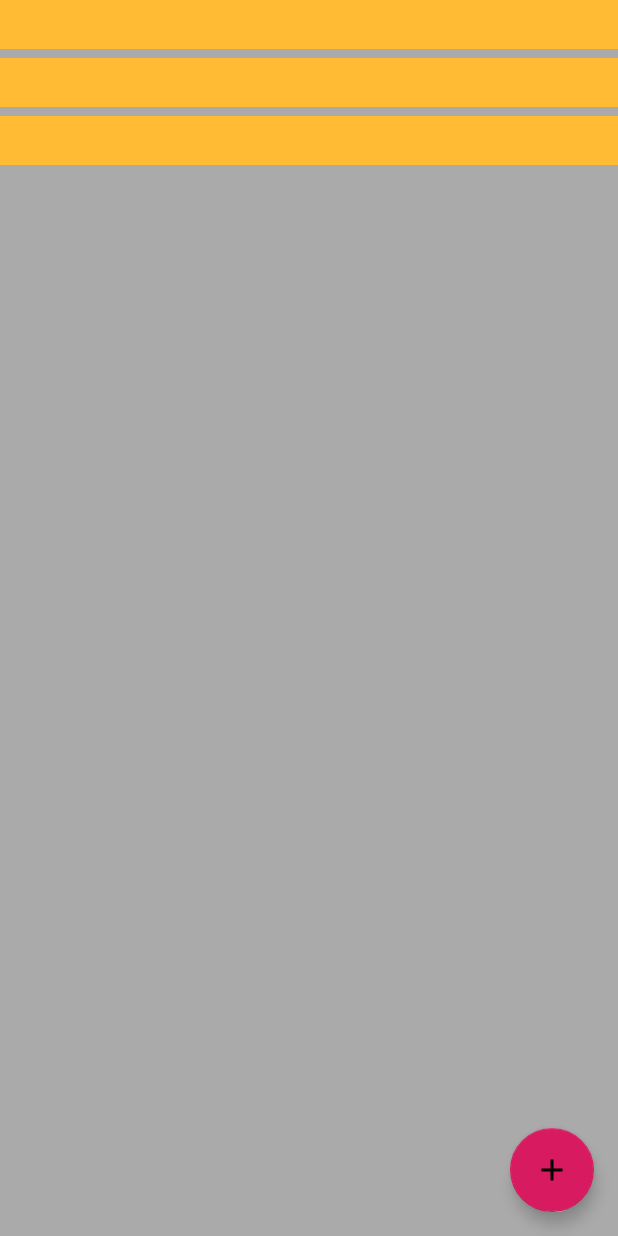
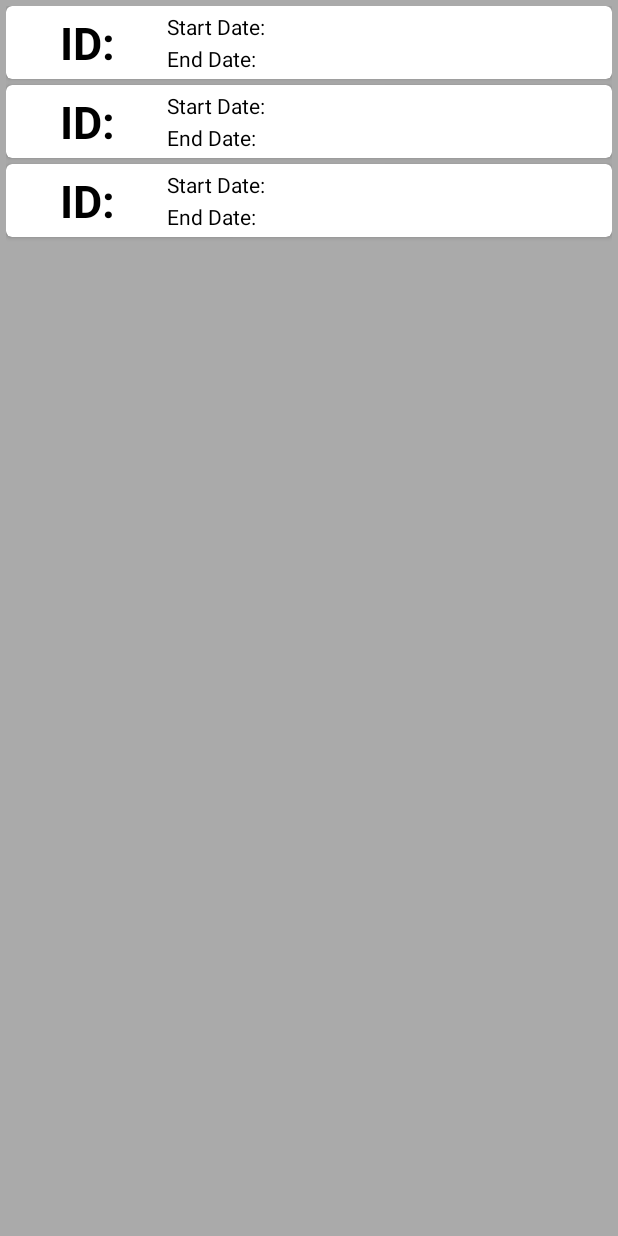
Before and after one commit to wojtololog/bicycle-counter-test, an Android app: the layout activity_trips.xml on its own in the app's theme, with its tools: preview values and no code run, on a phone screen of 412 x 824 dp. Run offline under Robolectric (Android 15) with nearby library versions, the phone set to English and light mode, and no system bars.

Commit message:
New layout for trips viewholder; now it displays position instead of id from db

```diff
--- a/app/src/main/java/com/intern/wlacheta/testapp/activities/adapters/TripsListAdapter.java
+++ b/app/src/main/java/com/intern/wlacheta/testapp/activities/adapters/TripsListAdapter.java
@@ -14,14 +14,19 @@ import com.intern.wlacheta.testapp.database.utils.DateConverter;
 import java.util.List;
 
 public class TripsListAdapter extends RecyclerView.Adapter<TripsListAdapter.TripsViewHolder>  {
-    private String tripItemInfo = "ID: %d  StartDate: %s";
+    private final String startTripDate = "Start date: %s";
+    private final String endTripDate = "End date: %s";
 
     class TripsViewHolder extends RecyclerView.ViewHolder {
-        private final TextView tripItemView;
+        private final TextView tripIDItemView;
+        private final TextView tripStartDateView;
+        private final TextView tripEndDateView;
 
         private TripsViewHolder(View itemView) {
             super(itemView);
-            tripItemView = itemView.findViewById(R.id.textView);
+            tripIDItemView = itemView.findViewById(R.id.tripID);
+            tripStartDateView = itemView.findViewById(R.id.startTripDate);
+            tripEndDateView = itemView.findViewById(R.id.endTripDate);
         }
     }
 
@@ -42,10 +47,12 @@ public class TripsListAdapter extends RecyclerView.Adapter<TripsListAdapter.Trip
     public void onBindViewHolder(TripsViewHolder holder, int position) {
         if (trips != null) {
             Trip currentTrip = trips.get(position);
-            holder.tripItemView.setText(String.format(tripItemInfo,currentTrip.getId(),DateConverter.fromTimeStampToString(currentTrip.getStartTripTimestamp())));
+            holder.tripIDItemView.setText(String.valueOf(position + 1));
+            holder.tripStartDateView.setText(String.format(startTripDate,DateConverter.fromTimeStampToString(currentTrip.getStartTripTimestamp())));
+            holder.tripEndDateView.setText(String.format(endTripDate,DateConverter.fromTimeStampToString(currentTrip.getEndTripTimestamp())));
         } else {
             // Covers the case of data not being ready yet.
-            holder.tripItemView.setText("No ModelTrip");
+            holder.tripIDItemView.setText("No ModelTrip");
         }
     }
 
--- a/app/src/main/java/com/intern/wlacheta/testapp/activities/adapters/WordListAdapter.java
+++ b/app/src/main/java/com/intern/wlacheta/testapp/activities/adapters/WordListAdapter.java
@@ -19,7 +19,7 @@ public class WordListAdapter extends RecyclerView.Adapter<WordListAdapter.WordVi
 
         private WordViewHolder(View itemView) {
             super(itemView);
-            wordItemView = itemView.findViewById(R.id.textView);
+            wordItemView = itemView.findViewById(R.id.tripID);
         }
     }
 
--- a/app/src/main/java/com/intern/wlacheta/testapp/database/dao/TripDao.java
+++ b/app/src/main/java/com/intern/wlacheta/testapp/database/dao/TripDao.java
@@ -21,7 +21,7 @@ public interface TripDao {
     @Query("DELETE FROM trips")
     void deleteAll();
 
-    @Query("SELECT * FROM trips ORDER BY start_date_timestamp asc")
+    @Query("SELECT * FROM trips ORDER BY start_date_timestamp desc")
     LiveData<List<Trip>> getAllTrips();
 
     @Query("SELECT * FROM trips WHERE start_date=:pickedDate")
--- a/app/src/main/res/layout/activity_trips.xml
+++ b/app/src/main/res/layout/activity_trips.xml
@@ -1,25 +1,16 @@
 <?xml version="1.0" encoding="utf-8"?>
-<android.support.design.widget.CoordinatorLayout xmlns:android="http://schemas.android.com/apk/res/android"
+<RelativeLayout xmlns:android="http://schemas.android.com/apk/res/android"
     android:layout_width="match_parent"
     android:layout_height="match_parent"
     xmlns:tools="http://schemas.android.com/tools">
 
     <android.support.v7.widget.RecyclerView
         android:id="@+id/recycler_view"
+        android:padding="4dp"
         android:layout_width="match_parent"
         android:layout_height="match_parent"
+        android:scrollbars="vertical"
         android:background="@android:color/darker_gray"
         tools:listitem="@layout/recyclerview_item" />
 
-    <android.support.design.widget.FloatingActionButton
-        android:id="@+id/addToDB"
-        android:layout_width="wrap_content"
-        android:layout_height="wrap_content"
-        android:layout_gravity="end|bottom"
-        android:layout_alignParentBottom="true"
-        android:layout_alignParentEnd="true"
-        android:layout_alignParentRight="true"
-        android:src="@drawable/ic_add_black_24dp"
-        android:layout_margin="16dp"/>
-
-</android.support.design.widget.CoordinatorLayout>
+</RelativeLayout>
--- a/app/src/main/res/layout/recyclerview_item.xml
+++ b/app/src/main/res/layout/recyclerview_item.xml
@@ -1,12 +1,60 @@
 <?xml version="1.0" encoding="utf-8"?>
-<LinearLayout xmlns:android="http://schemas.android.com/apk/res/android"
-    android:orientation="vertical" android:layout_width="match_parent"
-    android:layout_height="wrap_content">
+<android.support.v7.widget.CardView xmlns:android="http://schemas.android.com/apk/res/android"
+    xmlns:app="http://schemas.android.com/apk/res-auto"
+    android:orientation="vertical"
+    android:layout_width="match_parent"
+    android:layout_height="wrap_content"
+    app:cardCornerRadius="4dp"
+    android:layout_marginBottom="4dp">
 
-    <TextView
-        android:id="@+id/textView"
-        style="@style/word_title"
+    <RelativeLayout
         android:layout_width="match_parent"
-        android:layout_height="wrap_content"
-        android:background="@android:color/holo_orange_light" />
-</LinearLayout>
+        android:layout_height="match_parent"
+        android:layout_margin="4dp">
+
+        <TextView
+            android:id="@+id/tripID"
+            android:layout_width="wrap_content"
+            android:layout_height="wrap_content"
+            android:layout_alignParentStart="true"
+            android:layout_alignParentLeft="true"
+            android:layout_alignParentTop="true"
+            android:layout_marginStart="32dp"
+            android:layout_marginLeft="32dp"
+            android:layout_marginTop="0dp"
+            android:text="ID:"
+            android:textColor="@android:color/black"
+            android:textSize="30sp"
+            android:textStyle="bold" />
+
+        <TextView
+            android:id="@+id/startTripDate"
+            android:layout_width="wrap_content"
+            android:layout_height="wrap_content"
+            android:layout_alignParentStart="true"
+            android:layout_alignParentLeft="true"
+            android:layout_alignParentTop="true"
+            android:layout_marginStart="103dp"
+            android:layout_marginLeft="103dp"
+            android:layout_marginTop="0dp"
+            android:textColor="@android:color/black"
+            android:text="Start Date:" />
+
+        <TextView
+            android:id="@+id/endTripDate"
+            android:layout_width="wrap_content"
+            android:layout_height="wrap_content"
+            android:layout_alignParentStart="true"
+            android:layout_alignParentTop="true"
+            android:layout_marginStart="103dp"
+            android:layout_marginTop="21dp"
+            android:text="End Date:"
+            android:layout_alignParentLeft="true"
+            android:textColor="@android:color/black"
+            android:layout_marginLeft="103dp" />
+
+    </RelativeLayout>
+
+
+
+</android.support.v7.widget.CardView>
--- a/app/src/main/res/values/styles.xml
+++ b/app/src/main/res/values/styles.xml
@@ -11,7 +11,7 @@
     <style name="word_title">
         <item name="android:layout_width">match_parent</item>
         <item name="android:layout_height">26dp</item>
-        <item name="android:textSize">24sp</item>
+        <item name="android:textSize">15sp</item>
         <item name="android:textStyle">bold</item>
         <item name="android:layout_marginBottom">6dp</item>
         <item name="android:paddingLeft">8dp</item>
```
